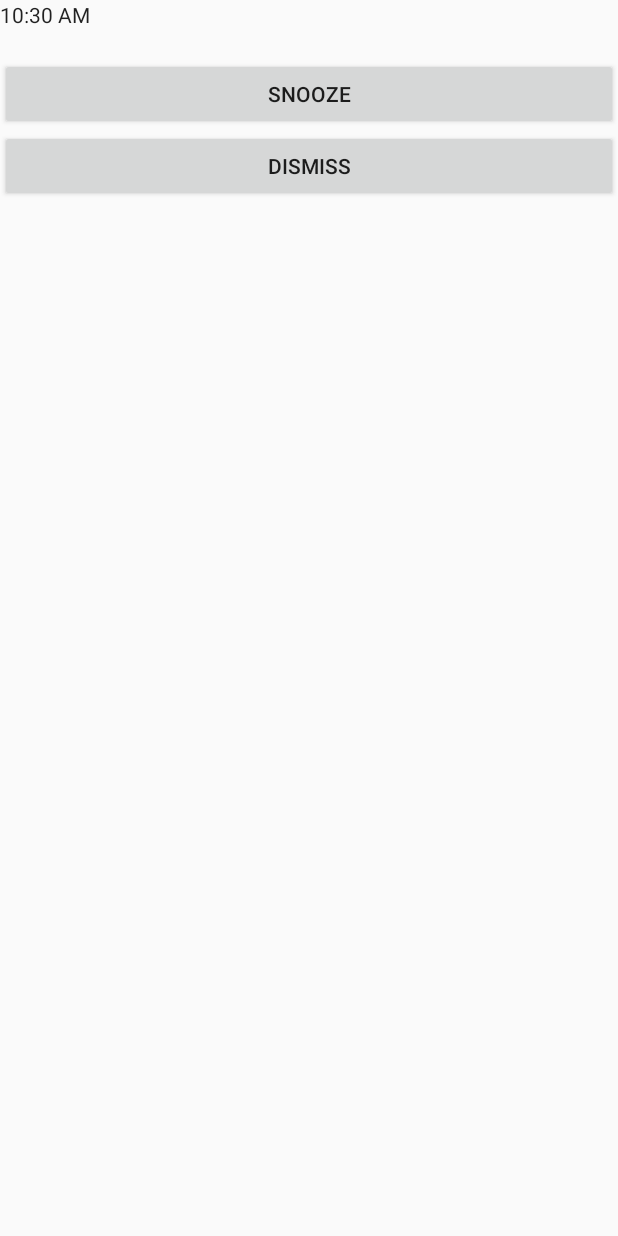
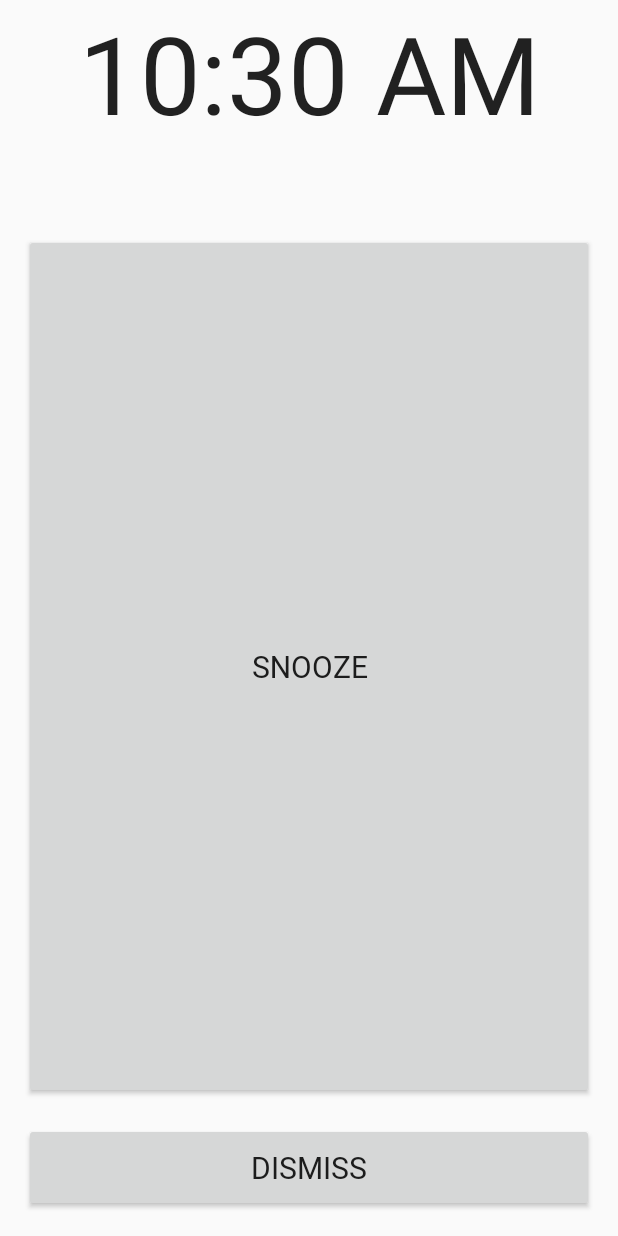
Before and after one commit to NiklasBednarczyk/AlarmClock, an Android app: the AlarmWakeUpViewFragment screen opened directly, with no data from a screen before it, on a phone screen of 412 x 824 dp. Run offline under Robolectric (Android 15) with nearby library versions, the phone set to English and light mode, and no system bars; our stand-ins replace Room's generated code, data binding; 6 statements that could not run were skipped.

Commit message:
45: Style And Theme App - AlarmWakeUpView

```diff
--- a/app/src/main/res/layout/fragment_alarm_wake_up_view.xml
+++ b/app/src/main/res/layout/fragment_alarm_wake_up_view.xml
@@ -12,7 +12,7 @@
         <import type="android.view.View" />
     </data>
 
-    <LinearLayout
+    <androidx.constraintlayout.widget.ConstraintLayout
         android:layout_height="match_parent"
         android:layout_width="match_parent"
         android:orientation="vertical"
@@ -21,42 +21,69 @@
         <TextClock
             android:id="@+id/current_time"
             android:layout_height="wrap_content"
-            android:layout_width="match_parent" />
+            android:layout_width="match_parent"
+            app:layout_constraintBottom_toTopOf="@id/name"
+            app:layout_constraintEnd_toEndOf="parent"
+            app:layout_constraintStart_toStartOf="parent"
+            app:layout_constraintTop_toTopOf="parent"
+            style="@style/TextClockStyle"/>
 
         <TextView
+            style="@style/TextViewStyle.Center"
             android:id="@+id/name"
             android:layout_height="wrap_content"
             android:layout_width="match_parent"
-            app:bind_alarmName="@{alarmWakeUpViewViewModel.alarm}" />
+            app:bind_alarmName="@{alarmWakeUpViewViewModel.alarm}"
+            app:layout_constraintEnd_toEndOf="parent"
+            app:layout_constraintStart_toStartOf="parent"
+            app:layout_constraintTop_toBottomOf="@id/current_time" />
 
         <Button
+            style="@style/ButtonStyle"
             android:id="@+id/snooze"
-            android:layout_height="wrap_content"
+            android:layout_height="0dp"
             android:layout_width="match_parent"
             android:onClick="@{() -> alarmWakeUpViewViewModel.onActionSnooze()}"
             android:text="@string/snooze"
-            android:visibility="@{alarmWakeUpViewViewModel.eventSnoozed ? View.GONE : View.VISIBLE}" />
+            android:visibility="@{alarmWakeUpViewViewModel.eventSnoozed ? View.GONE : View.VISIBLE}"
+            app:layout_constraintBottom_toTopOf="@id/dismiss"
+            app:layout_constraintEnd_toEndOf="parent"
+            app:layout_constraintStart_toStartOf="parent"
+            app:layout_constraintTop_toBottomOf="@id/name" />
 
         <TextView
+            style="@style/TextViewStyle.Center"
             android:id="@+id/snooze_count"
             android:layout_height="wrap_content"
             android:layout_width="match_parent"
             android:visibility="@{alarmWakeUpViewViewModel.eventSnoozed ? View.VISIBLE : View.GONE}"
-            app:bind_alarmSnoozeCount="@{alarmWakeUpViewViewModel.snoozeCount}" />
+            app:bind_alarmSnoozeCount="@{alarmWakeUpViewViewModel.snoozeCount}"
+            app:layout_constraintBottom_toTopOf="@id/snooze_time"
+            app:layout_constraintEnd_toEndOf="parent"
+            app:layout_constraintStart_toStartOf="parent" />
 
         <TextView
+            style="@style/TextViewStyle.Center"
             android:id="@+id/snooze_time"
             android:layout_height="wrap_content"
             android:layout_width="match_parent"
+            android:textSize="@dimen/text_size_big"
             android:visibility="@{alarmWakeUpViewViewModel.eventSnoozed ? View.VISIBLE : View.GONE}"
-            app:bind_alarmSnoozeTime="@{alarmWakeUpViewViewModel.snoozeTime}" />
+            app:bind_alarmSnoozeTime="@{alarmWakeUpViewViewModel.snoozeTime}"
+            app:layout_constraintBottom_toTopOf="@id/dismiss"
+            app:layout_constraintEnd_toEndOf="parent"
+            app:layout_constraintStart_toStartOf="parent" />
 
         <Button
+            style="@style/ButtonStyle"
             android:id="@+id/dismiss"
             android:layout_height="wrap_content"
             android:layout_width="match_parent"
             android:onClick="@{() -> alarmWakeUpViewViewModel.onActionDismiss()}"
-            android:text="@string/dismiss" />
+            android:text="@string/dismiss"
+            app:layout_constraintBottom_toBottomOf="parent"
+            app:layout_constraintEnd_toEndOf="parent"
+            app:layout_constraintStart_toStartOf="parent" />
 
-    </LinearLayout>
+    </androidx.constraintlayout.widget.ConstraintLayout>
 </layout>
--- /dev/null
+++ b/app/src/main/res/values/dimens.xml
@@ -0,0 +1,9 @@
+<?xml version="1.0" encoding="utf-8"?>
+<resources>
+    <dimen name="text_size_default">20sp</dimen>
+    <dimen name="text_size_big">36sp</dimen>
+    <dimen name="text_size_biggest">72sp</dimen>
+    <dimen name="margin_layout_default">16dp</dimen>
+    <dimen name="padding_small">8dp</dimen>
+    <dimen name="padding_default">16dp</dimen>
+</resources>
--- a/app/src/main/res/values/styles.xml
+++ b/app/src/main/res/values/styles.xml
@@ -4,6 +4,7 @@
         <item name="colorPrimary">@color/colorPrimary</item>
         <item name="colorPrimaryDark">@color/colorPrimaryDark</item>
         <item name="colorAccent">@color/colorAccent</item>
+        <item name="fontFamily">@font/roboto</item>
     </style>
 
     <style name="AppTheme.NoActionBar">
@@ -11,4 +12,24 @@
         <item name="windowNoTitle">true</item>
     </style>
 
+    <style name="TextViewStyle">
+        <item name="android:textSize">@dimen/text_size_default</item>
+        <item name="android:padding">@dimen/padding_small</item>
+    </style>
+
+    <style name="TextViewStyle.Center" parent="TextViewStyle">
+        <item name="android:textAlignment">center</item>
+    </style>
+
+    <style name="ButtonStyle">
+        <item name="android:textSize">@dimen/text_size_default</item>
+        <item name="android:layout_margin">@dimen/margin_layout_default</item>
+        <item name="android:padding">@dimen/padding_default</item>
+    </style>
+
+    <style name="TextClockStyle">
+        <item name="android:textAlignment">center</item>
+        <item name="android:textSize">@dimen/text_size_biggest</item>
+    </style>
+
 </resources>
```
Also changed, not shown: app/src/main/res/font/roboto.ttf (added).
